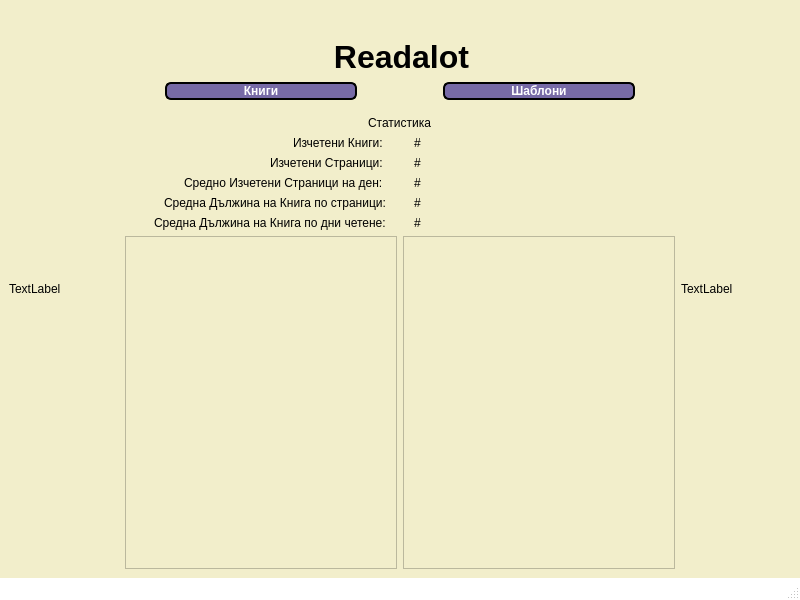
The window that Readalot/mainwindow.ui (TanyaSeykova/Hackaton_2022) describes before a commit, drawn with Qt 5.
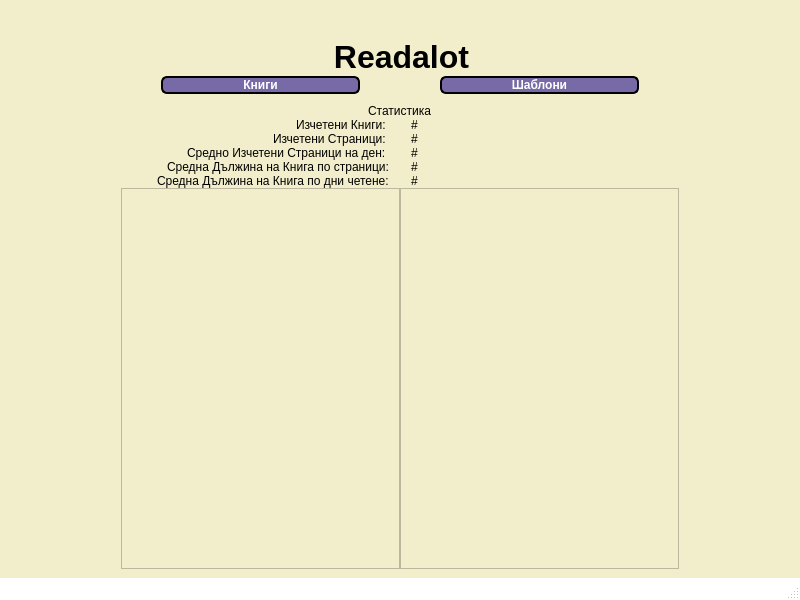
The same window after the commit. Custom widgets are drawn as their Qt base class.

Commit message: pretty pictures

```diff
--- a/Readalot/mainwindow.ui
+++ b/Readalot/mainwindow.ui
@@ -25,10 +25,16 @@
    <layout class="QVBoxLayout" name="verticalLayout">
     <item>
      <layout class="QHBoxLayout" name="horizontalLayout" stretch="5,25,5">
+      <property name="spacing">
+       <number>0</number>
+      </property>
+      <property name="sizeConstraint">
+       <enum>QLayout::SetMaximumSize</enum>
+      </property>
       <item>
        <widget class="QLabel" name="label_2">
         <property name="text">
-         <string>TextLabel</string>
+         <string/>
         </property>
        </widget>
       </item>
@@ -256,7 +262,7 @@
       <item>
        <widget class="QLabel" name="label_3">
         <property name="text">
-         <string>TextLabel</string>
+         <string/>
         </property>
        </widget>
       </item>
```
Left out of the diff: 4 changed lines with no effect on the pictures. The commit also changes 2 other files.
